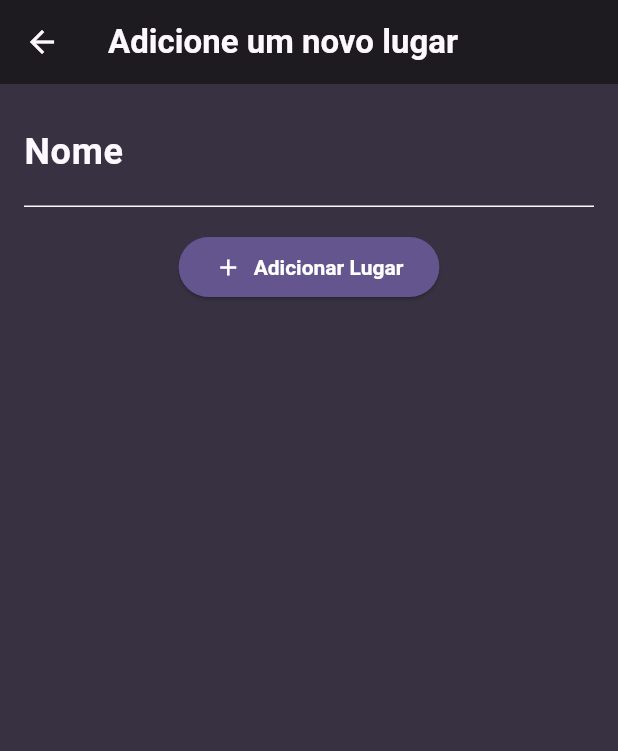
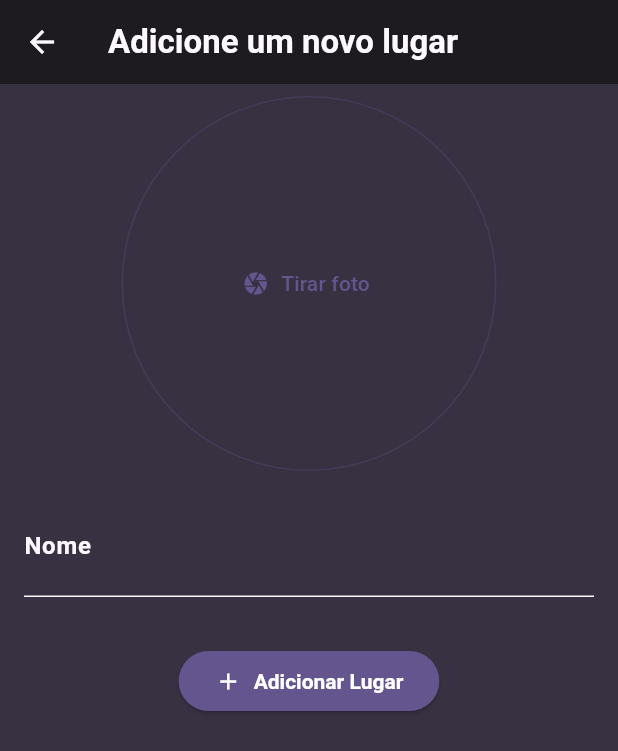
Before and after one commit to Gabrielst27/favorite_places, a Flutter app: the AddPlaceScreen screen opened directly, on a phone screen of 412 x 824 dp. Shown: the top 751 px of the screen. Run offline on Flutter 3.47's test engine with Material 3 defaults, Android fonts, the phone set to English and light mode, and no system bars; our stand-ins replace flutter_riverpod, google_fonts.

Commit message:
created image input widget

```diff
--- a/lib/theme.dart
+++ b/lib/theme.dart
@@ -17,6 +17,7 @@ final theme = ThemeData().copyWith(
     labelStyle: GoogleFonts.ubuntuCondensed(
       color: darkColorScheme.surfaceBright,
       fontWeight: FontWeight.bold,
+      fontSize: 16,
     ),
     focusedBorder: UnderlineInputBorder(
       borderSide: BorderSide(color: darkColorScheme.primary),
--- a/lib/widgets/add_place_form.dart
+++ b/lib/widgets/add_place_form.dart
@@ -1,5 +1,6 @@
 import 'package:favorite_places/models/place_model.dart';
 import 'package:favorite_places/providers/place_provider.dart';
+import 'package:favorite_places/widgets/image_input.dart';
 import 'package:flutter/material.dart';
 import 'package:flutter_riverpod/flutter_riverpod.dart';
 
@@ -37,6 +38,8 @@ class _AddPlaceFormState extends ConsumerState<AddPlaceForm> {
         padding: const EdgeInsets.symmetric(vertical: 8, horizontal: 16),
         child: Column(
           children: [
+            ImageInput(),
+            const SizedBox(height: 16),
             TextFormField(
               style: Theme.of(context).textTheme.bodyLarge,
               decoration: const InputDecoration(labelText: 'Nome'),
@@ -57,7 +60,7 @@ class _AddPlaceFormState extends ConsumerState<AddPlaceForm> {
                 );
               },
             ),
-            const SizedBox(height: 16),
+            const SizedBox(height: 32),
             ElevatedButton(
               onPressed: () => _submit(ref),
               child: Row(
--- /dev/null
+++ b/lib/widgets/image_input.dart
@@ -0,0 +1,32 @@
+import 'package:flutter/material.dart';
+
+class ImageInput extends StatefulWidget {
+  const ImageInput({super.key});
+
+  @override
+  State<ImageInput> createState() => _ImageInputState();
+}
+
+class _ImageInputState extends State<ImageInput> {
+  void _takePicture() {}
+
+  @override
+  Widget build(BuildContext context) {
+    return Container(
+      decoration: BoxDecoration(
+        shape: BoxShape.circle,
+        border: Border.all(
+          color: Theme.of(context).colorScheme.primary.withAlpha(75),
+        ),
+      ),
+      height: 250,
+      width: double.infinity,
+      alignment: Alignment.center,
+      child: TextButton.icon(
+        onPressed: _takePicture,
+        icon: Icon(Icons.camera),
+        label: Text('Tirar foto'),
+      ),
+    );
+  }
+}
```
